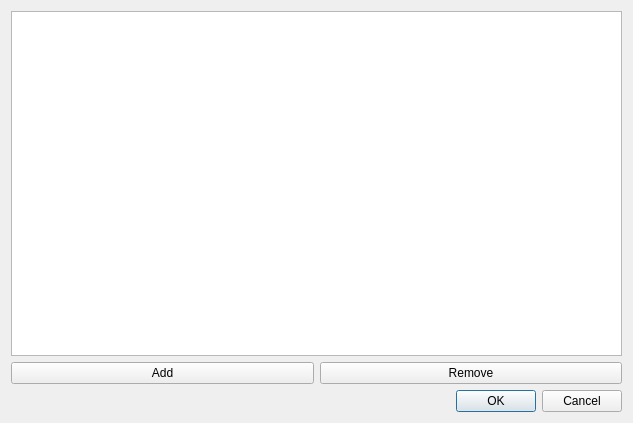
Old version of the form src/ui/TextureDialog.ui in the repository Warzone2100/WMIT.
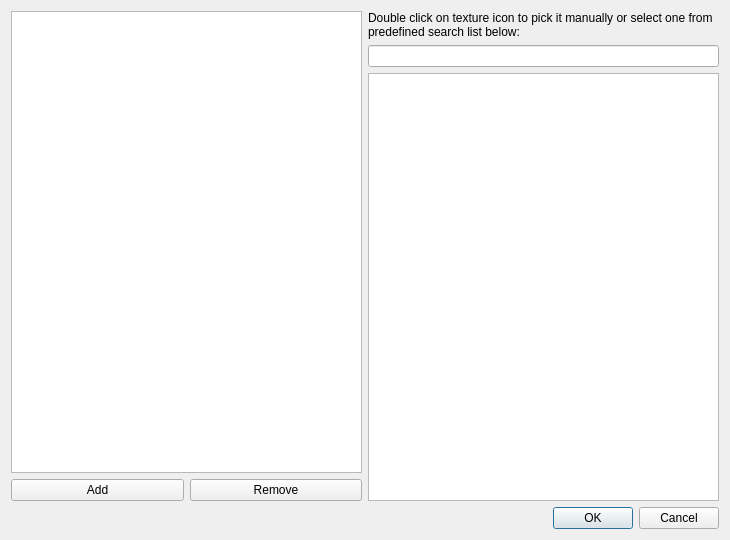
New version of the form.

Commit message: Texture dialog: Added predefined search list to UI (interactive filter box included).

```diff
--- a/src/ui/TextureDialog.ui
+++ b/src/ui/TextureDialog.ui
@@ -6,24 +6,14 @@
    <rect>
     <x>0</x>
     <y>0</y>
-    <width>633</width>
-    <height>423</height>
+    <width>730</width>
+    <height>540</height>
    </rect>
   </property>
   <property name="windowTitle">
    <string>Texture mappings</string>
   </property>
   <layout class="QGridLayout" name="gridLayout">
-   <item row="2" column="0">
-    <widget class="QDialogButtonBox" name="buttonBox">
-     <property name="orientation">
-      <enum>Qt::Horizontal</enum>
-     </property>
-     <property name="standardButtons">
-      <set>QDialogButtonBox::Cancel|QDialogButtonBox::Ok</set>
-     </property>
-    </widget>
-   </item>
    <item row="0" column="0">
     <layout class="QVBoxLayout" name="iconPreviewlLayout">
      <item>
@@ -49,6 +39,36 @@
      </item>
     </layout>
    </item>
+   <item row="3" column="3">
+    <widget class="QDialogButtonBox" name="buttonBox">
+     <property name="orientation">
+      <enum>Qt::Horizontal</enum>
+     </property>
+     <property name="standardButtons">
+      <set>QDialogButtonBox::Cancel|QDialogButtonBox::Ok</set>
+     </property>
+    </widget>
+   </item>
+   <item row="0" column="3">
+    <layout class="QGridLayout" name="gridLayout_2">
+     <item row="0" column="0">
+      <widget class="QLabel" name="label">
+       <property name="text">
+        <string>Double click on texture icon to pick it manually or select one from predefined search list below:</string>
+       </property>
+       <property name="wordWrap">
+        <bool>true</bool>
+       </property>
+      </widget>
+     </item>
+     <item row="2" column="0">
+      <widget class="QListWidget" name="lwPredefined"/>
+     </item>
+     <item row="1" column="0">
+      <widget class="QLineEdit" name="leFilter"/>
+     </item>
+    </layout>
+   </item>
   </layout>
  </widget>
  <resources/>
```
The commit also changes 2 other files.
